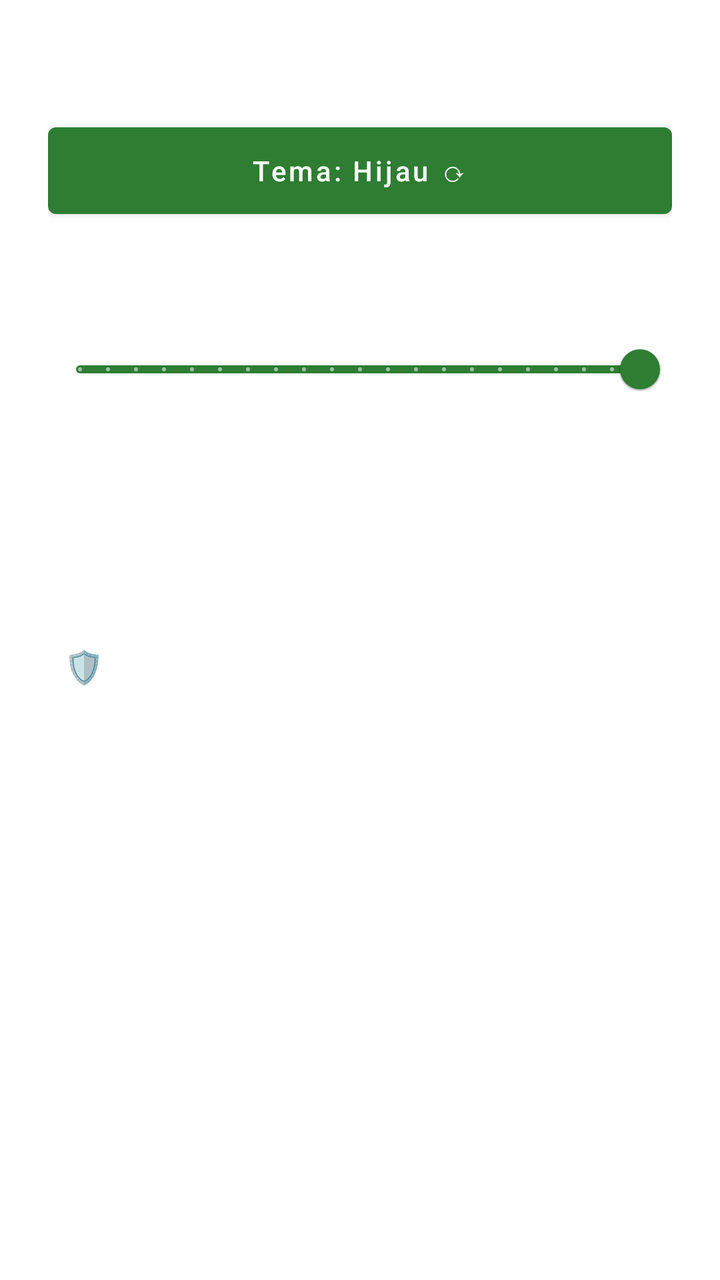
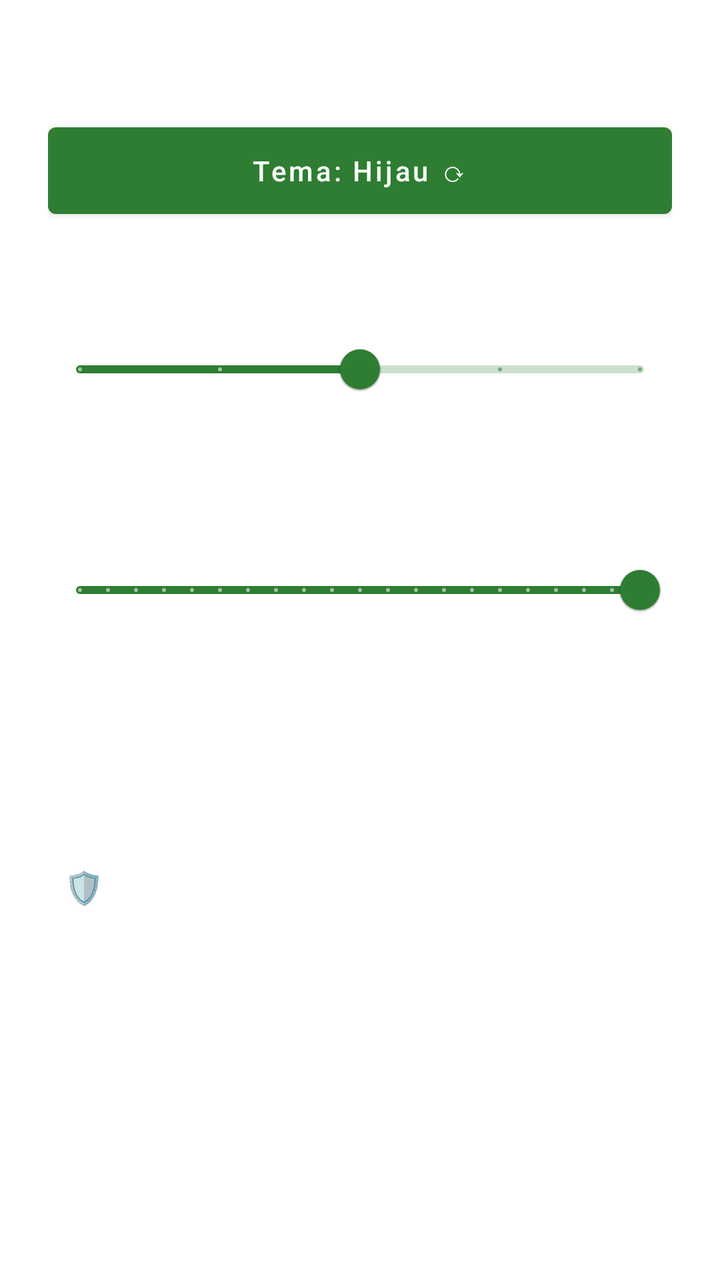

Two renders of the same Android screen: before a commit and after it. Below are the layout's source before the change and the commit's diff.
<!-- AndroidManifest.xml: application theme Theme.WaktuSolat -->
<!-- res/layout/fragment_tetapan.xml -->
<?xml version="1.0" encoding="utf-8"?>
<ScrollView xmlns:android="http://schemas.android.com/apk/res/android"
    xmlns:app="http://schemas.android.com/apk/res-auto"
    android:layout_width="match_parent"
    android:layout_height="match_parent">

    <LinearLayout
        android:id="@+id/ll_settings"
        android:layout_width="match_parent"
        android:layout_height="wrap_content"
        android:orientation="vertical"
        android:padding="24dp">

        <TextView
            android:id="@+id/tv_theme_title"
            android:layout_width="wrap_content"
            android:layout_height="wrap_content"
            android:text="Tema"
            android:textSize="16sp"
            android:textColor="#FFFFFF"
            android:textStyle="bold" />

        <com.google.android.material.button.MaterialButton
            android:id="@+id/btn_rotate_theme"
            android:layout_width="match_parent"
            android:layout_height="wrap_content"
            android:layout_marginTop="12dp"
            android:text="Tema: Hijau ⟳"
            android:textSize="14sp"
            android:textColor="#FFFFFF"
            android:textAllCaps="false"
            android:paddingStart="24dp"
            android:paddingEnd="24dp"
            android:paddingTop="12dp"
            android:paddingBottom="12dp"
            app:autoSizeTextType="uniform"
            app:autoSizeMinTextSize="10sp"
            app:autoSizeMaxTextSize="14sp"
            app:autoSizeStepGranularity="1sp" />

        <LinearLayout
            android:layout_width="match_parent"
            android:layout_height="wrap_content"
            android:layout_marginTop="20dp"
            android:gravity="center_vertical"
            android:orientation="horizontal">

            <TextView
                android:id="@+id/tv_volume_title"
                android:layout_width="0dp"
                android:layout_height="wrap_content"
                android:layout_weight="1"
                android:text="Volum Azan"
                android:textColor="#FFFFFF"
                android:textSize="16sp"
                android:textStyle="bold" />

            <TextView
                android:id="@+id/tv_azan_volume_value"
                android:layout_width="wrap_content"
                android:layout_height="wrap_content"
                android:alpha="0.85"
                android:text="100%"
                android:textColor="#FFFFFF"
                android:textSize="14sp" />
        </LinearLayout>

        <com.google.android.material.slider.Slider
            android:id="@+id/slider_azan_volume"
            android:layout_width="match_parent"
            android:layout_height="wrap_content"
            android:layout_marginTop="6dp"
            android:stepSize="5"
            android:value="100"
            android:valueFrom="0"
            android:valueTo="100" />

        <LinearLayout
            android:layout_width="match_parent"
            android:layout_height="wrap_content"
            android:orientation="horizontal">

            <TextView
                android:id="@+id/tv_volume_muted"
                android:layout_width="0dp"
                android:layout_height="wrap_content"
                android:layout_weight="1"
                android:alpha="0.55"
                android:text="Senyap"
                android:textColor="#FFFFFF"
                android:textSize="11sp" />

            <TextView
                android:id="@+id/tv_volume_full"
                android:layout_width="wrap_content"
                android:layout_height="wrap_content"
                android:alpha="0.55"
                android:text="Penuh"
                android:textColor="#FFFFFF"
                android:textSize="11sp" />
        </LinearLayout>

        <com.google.android.material.button.MaterialButton
            android:id="@+id/btn_test_azan"
            style="@style/Widget.MaterialComponents.Button.OutlinedButton"
            android:layout_width="wrap_content"
            android:layout_height="wrap_content"
            android:layout_marginTop="6dp"
            android:text="Uji Azan"
            android:textAllCaps="false"
            android:textColor="#FFFFFF"
            android:textSize="13sp"
            app:rippleColor="#33FFFFFF"
            app:strokeColor="#66FFFFFF" />

        <View
            android:id="@+id/divider_main"
            android:layout_width="match_parent"
            android:layout_height="1dp"
            android:layout_marginTop="20dp"
            android:layout_marginBottom="16dp"
            android:background="#4DFFFFFF" />

        <TextView
            android:id="@+id/btn_protect"
            android:layout_width="match_parent"
            android:layout_height="wrap_content"
            android:text="🛡️ Lindungi Aplikasi"
            android:textSize="16sp"
            android:textColor="#FFFFFF"
            android:padding="8dp"
            android:clickable="true"
            android:focusable="true"
            android:maxLines="1"
            app:autoSizeTextType="uniform"
            app:autoSizeMinTextSize="11sp"
            app:autoSizeMaxTextSize="16sp"
            app:autoSizeStepGranularity="1sp" />

        <TextView
            android:id="@+id/tv_protect_subtitle"
            android:layout_width="match_parent"
            android:layout_height="wrap_content"
            android:text="Elakkan aplikasi diberhentikan oleh sistem"
            android:textSize="12sp"
            android:textColor="#FFFFFF"
            android:alpha="0.7"
            android:maxLines="2"
            app:autoSizeTextType="uniform"
            app:autoSizeMinTextSize="9sp"
            app:autoSizeMaxTextSize="12sp"
            app:autoSizeStepGranularity="1sp" />

        <View
            android:id="@+id/divider_footer"
            android:layout_width="match_parent"
            android:layout_height="1dp"
            android:layout_marginTop="16dp"
            android:layout_marginBottom="8dp"
            android:background="#4DFFFFFF" />

        <TextView
            android:id="@+id/tv_credit"
            android:layout_width="match_parent"
            android:layout_height="wrap_content"
            android:text="Created By REZREN"
            android:textSize="11sp"
            android:textColor="#FFFFFF"
            android:alpha="0.7"
            android:gravity="center" />
    </LinearLayout>
</ScrollView>
<!-- resources referenced by this layout -->
<resources>
  <style name="Theme.WaktuSolat" parent="Theme.MaterialComponents.DayNight.NoActionBar">
          <item name="colorPrimary">@color/green_medium</item>
          <item name="colorPrimaryDark">@color/green_dark</item>
          <item name="colorAccent">@color/green_accent</item>
          <item name="android:statusBarColor">@android:color/transparent</item>
          <item name="android:navigationBarColor">@android:color/transparent</item>
      </style>
  <color name="green_medium">#2E7D32</color>
  <color name="green_dark">#1B5E20</color>
  <color name="green_accent">#A5D6A7</color>
</resources>

<!-- the commit's change to res/layout/fragment_tetapan.xml (unified diff, before → after) -->
@@ -46,6 +46,68 @@
             android:orientation="horizontal">
 
             <TextView
+                android:id="@+id/tv_font_size_title"
+                android:layout_width="0dp"
+                android:layout_height="wrap_content"
+                android:layout_weight="1"
+                android:text="Saiz Tulisan"
+                android:textColor="#FFFFFF"
+                android:textSize="16sp"
+                android:textStyle="bold" />
+
+            <TextView
+                android:id="@+id/tv_font_size_value"
+                android:layout_width="wrap_content"
+                android:layout_height="wrap_content"
+                android:alpha="0.85"
+                android:text="Biasa (100%)"
+                android:textColor="#FFFFFF"
+                android:textSize="14sp" />
+        </LinearLayout>
+
+        <com.google.android.material.slider.Slider
+            android:id="@+id/slider_font_size"
+            android:layout_width="match_parent"
+            android:layout_height="wrap_content"
+            android:layout_marginTop="6dp"
+            android:stepSize="1"
+            android:value="2"
+            android:valueFrom="0"
+            android:valueTo="4"
+            app:labelBehavior="gone"
+            app:tickVisible="true" />
+
+        <LinearLayout
+            android:layout_width="match_parent"
+            android:layout_height="wrap_content"
+            android:orientation="horizontal">
+
+            <TextView
+                android:layout_width="0dp"
+                android:layout_height="wrap_content"
+                android:layout_weight="1"
+                android:alpha="0.55"
+                android:text="Kecil"
+                android:textColor="#FFFFFF"
+                android:textSize="11sp" />
+
+            <TextView
+                android:layout_width="wrap_content"
+                android:layout_height="wrap_content"
+                android:alpha="0.55"
+                android:text="Sangat Besar"
+                android:textColor="#FFFFFF"
+                android:textSize="11sp" />
+        </LinearLayout>
+
+        <LinearLayout
+            android:layout_width="match_parent"
+            android:layout_height="wrap_content"
+            android:layout_marginTop="20dp"
+            android:gravity="center_vertical"
+            android:orientation="horizontal">
+
+            <TextView
                 android:id="@+id/tv_volume_title"
                 android:layout_width="0dp"
                 android:layout_height="wrap_content"
